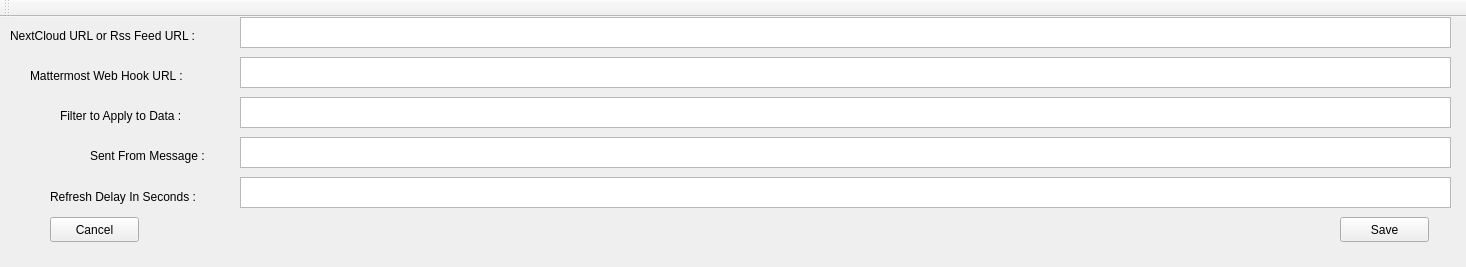
Qt form config_nc2mm/mainwindow.ui (swodaemkram/config_nc2mm) before a commit.
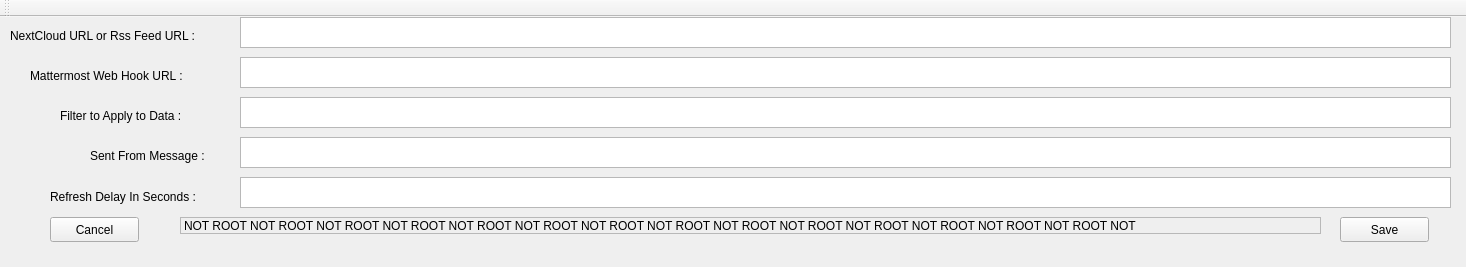
The same form after that commit.

Commit message: added Root Detection

```diff
--- a/config_nc2mm/mainwindow.ui
+++ b/config_nc2mm/mainwindow.ui
@@ -185,6 +185,28 @@
      <bool>false</bool>
     </property>
    </widget>
+   <widget class="QLabel" name="label_6">
+    <property name="geometry">
+     <rect>
+      <x>180</x>
+      <y>200</y>
+      <width>1141</width>
+      <height>17</height>
+     </rect>
+    </property>
+    <property name="autoFillBackground">
+     <bool>true</bool>
+    </property>
+    <property name="frameShape">
+     <enum>QFrame::StyledPanel</enum>
+    </property>
+    <property name="frameShadow">
+     <enum>QFrame::Sunken</enum>
+    </property>
+    <property name="text">
+     <string>NOT ROOT NOT ROOT NOT ROOT NOT ROOT NOT ROOT NOT ROOT NOT ROOT NOT ROOT NOT ROOT NOT ROOT NOT ROOT NOT ROOT NOT ROOT NOT ROOT NOT</string>
+    </property>
+   </widget>
   </widget>
   <widget class="QToolBar" name="mainToolBar">
    <property name="enabled">
```
The commit also changes 2 other files.
